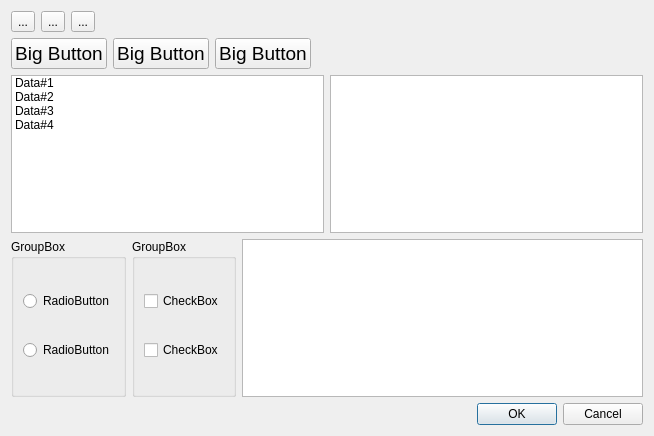
This is Examples/Qt/Other/DarkMode0/rc/DM0Dialog.ui in drescherjm/vcpkg-examples as Qt 5 draws it before an edit. The edited form follows.
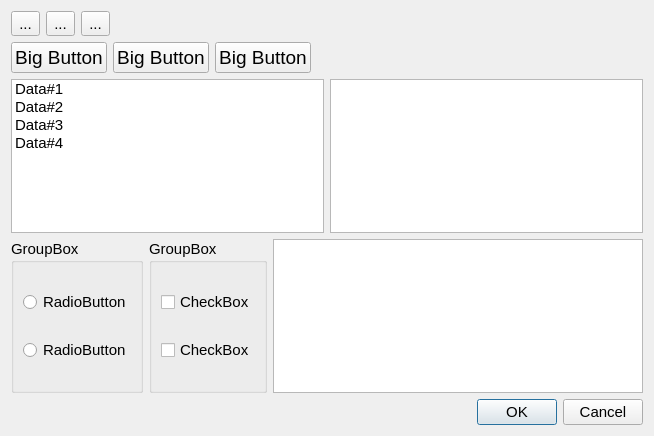
This is the edited form.

Patch:
```diff
--- a/Examples/Qt/Other/DarkMode0/rc/DM0Dialog.ui
+++ b/Examples/Qt/Other/DarkMode0/rc/DM0Dialog.ui
@@ -10,6 +10,11 @@
     <height>436</height>
    </rect>
   </property>
+  <property name="font">
+   <font>
+    <pointsize>11</pointsize>
+   </font>
+  </property>
   <property name="windowTitle">
    <string>Dialog</string>
   </property>
```
